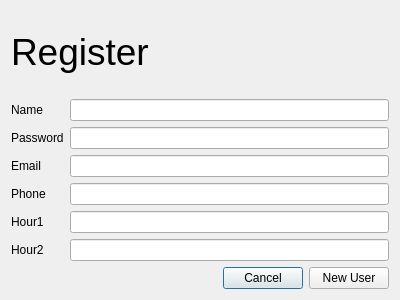
The window that QtRegistration/registration.ui (ayrtonlr/dorime) describes before a commit, drawn with Qt 5.
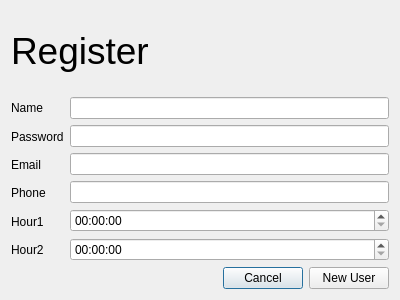
The same window after the commit.

```diff
--- a/QtRegistration/registration.ui
+++ b/QtRegistration/registration.ui
@@ -106,10 +106,10 @@
         <widget class="QLineEdit" name="lineEdit_5"/>
        </item>
        <item>
-        <widget class="QLineEdit" name="lineEdit_6"/>
+        <widget class="QTimeEdit" name="timeEdit_2"/>
        </item>
        <item>
-        <widget class="QLineEdit" name="lineEdit_7"/>
+        <widget class="QTimeEdit" name="timeEdit"/>
        </item>
       </layout>
      </item>
```
